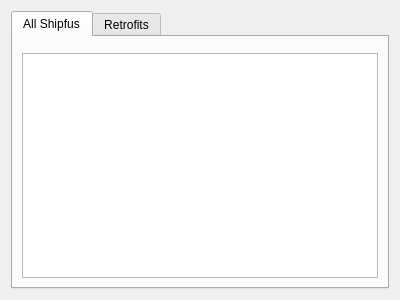
Old version of the form azuriris/ui/ui/module_collection.ui in the repository Sugihiru/Azur-Iris.
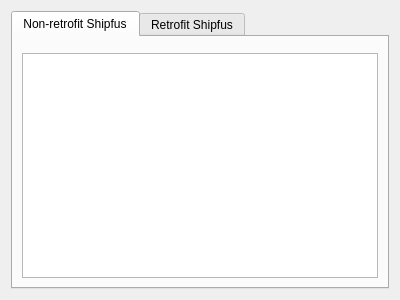
New version of the form.

The edit to the form file:
```diff
--- a/azuriris/ui/ui/module_collection.ui
+++ b/azuriris/ui/ui/module_collection.ui
@@ -21,7 +21,7 @@
      </property>
      <widget class="QWidget" name="collectionTab">
       <attribute name="title">
-       <string>All Shipfus</string>
+       <string>Non-retrofit Shipfus</string>
       </attribute>
       <layout class="QGridLayout" name="collectionGridLayout">
        <property name="sizeConstraint">
@@ -78,7 +78,7 @@
      </widget>
      <widget class="QWidget" name="retrofitTab">
       <attribute name="title">
-       <string>Retrofits</string>
+       <string>Retrofit Shipfus</string>
       </attribute>
       <layout class="QGridLayout" name="retrofitGridLayout">
        <item row="1" column="0">
```
